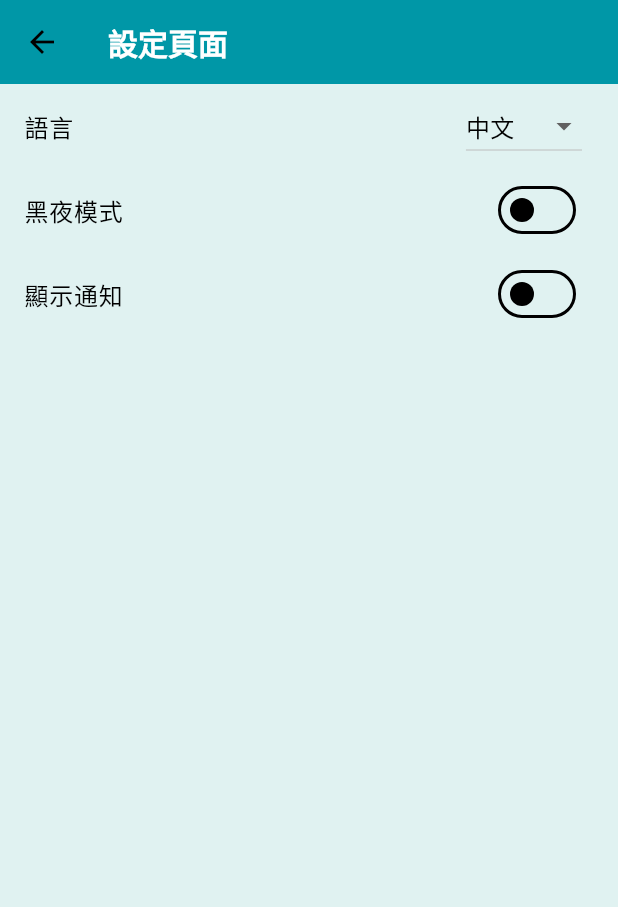
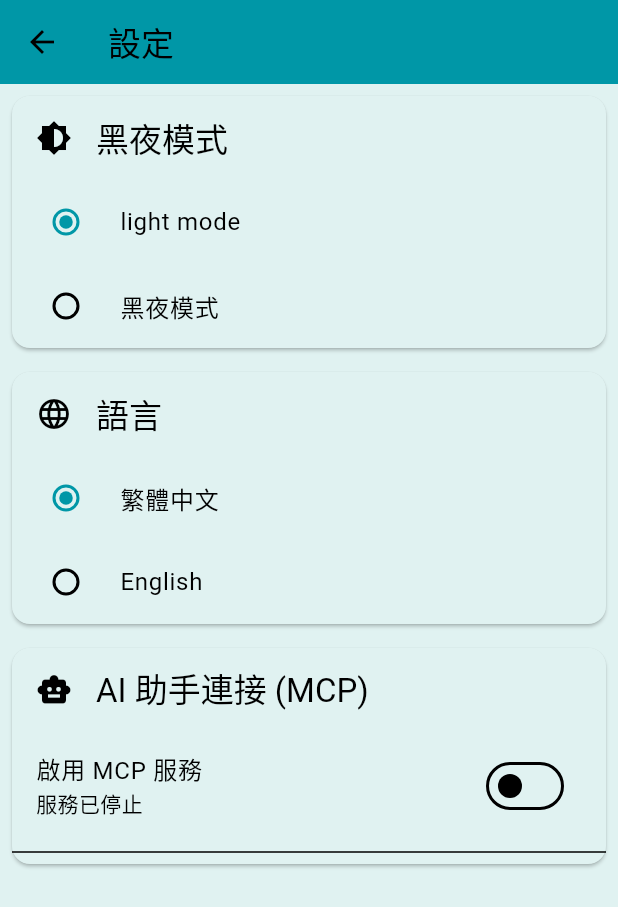
Before and after one commit to xeriom23823/Food-Savior, a Flutter app: the SettingsPage screen opened directly, on a phone screen of 412 x 824 dp. Shown: the top 907 px of the screen. Run offline on Flutter 3.47's test engine with Material 3 defaults, Android fonts, the phone set to English and light mode, and no system bars; our stand-ins replace cloud_firestore, curved_labeled_navigation_bar, equatable, firebase_auth, firebase_core, fl_chart and 10 more; missing offline and left inert: clipboard, flow_builder, shelf_router; accounts and stored records are empty; project files that could hold a hidden picture were left out.

Commit message:
feat: 新增 MCP 服務及相關模型，並在設定頁面中整合服務啟動與狀態檢查功能

```diff
--- a/lib/pages/settings_page.dart
+++ b/lib/pages/settings_page.dart
@@ -1,66 +1,247 @@
+import 'dart:io';
+
 import 'package:flutter/material.dart';
+import 'package:food_savior/generated/l10n.dart';
+import 'package:food_savior/main.dart';
 import 'package:flutter_bloc/flutter_bloc.dart';
+import 'package:food_savior/cubits/theme_cubit.dart';
 import 'package:food_savior/cubits/locale_cubit.dart';
-import 'package:food_savior/cubits/theme_cubit.dart';
-import 'package:food_savior/generated/l10n.dart';
+import 'package:clipboard/clipboard.dart';
 
-class SettingsPage extends StatelessWidget {
+class SettingsPage extends StatefulWidget {
   const SettingsPage({super.key});
+
+  @override
+  State<SettingsPage> createState() => _SettingsPageState();
+}
+
+class _SettingsPageState extends State<SettingsPage> {
+  bool _isMcpServiceRunning = false;
+  String _ipAddress = '';
+
+  @override
+  void initState() {
+    super.initState();
+    _checkMcpServiceStatus();
+    _getDeviceIp();
+  }
+
+  Future<void> _checkMcpServiceStatus() async {
+    setState(() {
+      _isMcpServiceRunning = mcpService.isRunning;
+    });
+  }
+
+  Future<void> _getDeviceIp() async {
+    try {
+      final List<NetworkInterface> interfaces = await NetworkInterface.list();
+      for (var interface in interfaces) {
+        for (var addr in interface.addresses) {
+          if (addr.type == InternetAddressType.IPv4 && !addr.isLoopback) {
+            setState(() {
+              _ipAddress = addr.address;
+            });
+            return;
+          }
+        }
+      }
+    } catch (e) {
+      setState(() {
+        _ipAddress = '獲取IP地址失敗';
+      });
+    }
+  }
+
+  Future<void> _toggleMcpService() async {
+    if (_isMcpServiceRunning) {
+      await mcpService.stop();
+    } else {
+      try {
+        await mcpService.start(port: 8080);
+      } catch (e) {
+        // 處理啟動失敗
+        ScaffoldMessenger.of(context).showSnackBar(
+          SnackBar(
+            content: Text('啟動 MCP 服務失敗: $e'),
+            backgroundColor: Colors.red,
+          ),
+        );
+      }
+    }
+
+    await _checkMcpServiceStatus();
+  }
 
   @override
   Widget build(BuildContext context) {
     return Scaffold(
       appBar: AppBar(
-        title: Text(
-          S.of(context).settingsPageTitle,
-          style: TextStyle(
-            color: Theme.of(context).colorScheme.onPrimary,
-            fontSize: 20,
-            fontWeight: FontWeight.bold,
-          ),
-        ),
+        title: Text(S.of(context).settingsNavigationBarTitle),
       ),
       body: ListView(
         children: [
+          _buildThemeSettings(),
+          _buildLanguageSettings(),
+          _buildMcpSettings(),
+        ],
+      ),
+    );
+  }
+
+  Widget _buildThemeSettings() {
+    return BlocBuilder<ThemeCubit, ThemeData>(
+      builder: (context, state) {
+        final isDark = state.brightness == Brightness.dark;
+        final themeMode = isDark ? ThemeMode.dark : ThemeMode.light;
+
+        return Card(
+          margin: const EdgeInsets.all(8.0),
+          child: Column(
+            children: [
+              ListTile(
+                title: Text(
+                  S.of(context).darkMode,
+                  style: Theme.of(context).textTheme.titleLarge,
+                ),
+                leading: const Icon(Icons.brightness_6),
+              ),
+              RadioListTile<bool>(
+                title: Text('light mode'),
+                value: false,
+                groupValue: isDark,
+                onChanged: (bool? value) {
+                  if (value != null && value == false) {
+                    context.read<ThemeCubit>().switchTheme();
+                  }
+                },
+              ),
+              RadioListTile<bool>(
+                title: Text(S.of(context).darkMode),
+                value: true,
+                groupValue: isDark,
+                onChanged: (bool? value) {
+                  if (value != null && value == true) {
+                    context.read<ThemeCubit>().switchTheme();
+                  }
+                },
+              ),
+            ],
+          ),
+        );
+      },
+    );
+  }
+
+  Widget _buildLanguageSettings() {
+    return BlocBuilder<LocaleCubit, Locale>(
+      builder: (context, state) {
+        return Card(
+          margin: const EdgeInsets.all(8.0),
+          child: Column(
+            children: [
+              ListTile(
+                title: Text(
+                  S.of(context).language,
+                  style: Theme.of(context).textTheme.titleLarge,
+                ),
+                leading: const Icon(Icons.language),
+              ),
+              RadioListTile<Locale>(
+                title: const Text('繁體中文'),
+                value: const Locale('zh', 'TW'),
+                groupValue: state,
+                onChanged: (Locale? value) {
+                  if (value != null) {
+                    context.read<LocaleCubit>().setLocale(value);
+                  }
+                },
+              ),
+              RadioListTile<Locale>(
+                title: const Text('English'),
+                value: const Locale('en', 'US'),
+                groupValue: state,
+                onChanged: (Locale? value) {
+                  if (value != null) {
+                    context.read<LocaleCubit>().setLocale(value);
+                  }
+                },
+              ),
+            ],
+          ),
+        );
+      },
+    );
+  }
+
+  Widget _buildMcpSettings() {
+    return Card(
+      margin: const EdgeInsets.all(8.0),
+      child: Column(
+        children: [
           ListTile(
-            title: Text(S.of(context).language),
-            trailing: DropdownButton<Locale>(
-              value: context.watch<LocaleCubit>().state,
-              items: const [
-                DropdownMenuItem(
-                  value: Locale('en', 'US'),
-                  child: Text('English'),
-                ),
-                DropdownMenuItem(
-                  value: Locale('zh', 'TW'),
-                  child: Text('中文'),
-                ),
-              ],
-              onChanged: (locale) {
-                context.read<LocaleCubit>().setLocale(locale!);
-              },
+            title: Text(
+              'AI 助手連接 (MCP)',
+              style: Theme.of(context).textTheme.titleLarge,
             ),
+            leading: const Icon(Icons.smart_toy),
           ),
-          BlocBuilder<ThemeCubit, ThemeData>(
-            builder: (context, state) {
-              return ListTile(
-                title: Text(S.of(context).darkMode),
-                trailing: Switch(
-                  value: state.brightness == Brightness.dark,
-                  onChanged: (bool value) {
-                    context.read<ThemeCubit>().switchTheme();
-                  },
-                ),
-              );
+          SwitchListTile(
+            title: const Text('啟用 MCP 服務'),
+            subtitle: Text(_isMcpServiceRunning ? '服務已啟動' : '服務已停止'),
+            value: _isMcpServiceRunning,
+            onChanged: (bool value) async {
+              await _toggleMcpService();
             },
           ),
-          ListTile(
-            title: Text(S.of(context).showNotification),
-            trailing: Switch(
-              value: false,
-              onChanged: (bool value) {},
+          const Divider(),
+          if (_isMcpServiceRunning) ...[
+            ListTile(
+              title: const Text('連接資訊'),
+              subtitle: Column(
+                crossAxisAlignment: CrossAxisAlignment.start,
+                children: [
+                  const SizedBox(height: 8),
+                  Text('裝置 IP: $_ipAddress'),
+                  const Text('連接埠: 8080'),
+                  Text('API 端點: http://$_ipAddress:8080/mcp'),
+                  const SizedBox(height: 8),
+                ],
+              ),
             ),
-          ),
+            Padding(
+              padding: const EdgeInsets.symmetric(horizontal: 16, vertical: 8),
+              child: OutlinedButton.icon(
+                icon: const Icon(Icons.copy),
+                label: const Text('複製連接資訊'),
+                onPressed: () {
+                  final connectionInfo = '''
+MCP 連接資訊：
+裝置 IP: $_ipAddress
+連接埠: 8080
+API 端點: http://$_ipAddress:8080/mcp
+''';
+                  // 使用剪貼簿功能複製資訊
+                  FlutterClipboard.copy(connectionInfo).then((_) {
+                    ScaffoldMessenger.of(context).showSnackBar(
+                      const SnackBar(
+                        content: Text('連接資訊已複製到剪貼簿'),
+                      ),
+                    );
+                  });
+                },
+              ),
+            ),
+            const Padding(
+              padding: EdgeInsets.all(16.0),
+              child: Text(
+                '提示：啟用此功能後，ChatGPT 等 AI 助手可以連接到您的 Food-Savior 應用，協助您管理食物庫存，並提供食譜建議。',
+                style: TextStyle(
+                  fontStyle: FontStyle.italic,
+                  color: Colors.grey,
+                ),
+              ),
+            ),
+          ],
         ],
       ),
     );
```
Also changed, not shown: lib/main.dart (+26 -5 lines), lib/mcp/models/mcp_models.dart (added, +71 -0 lines), lib/mcp/services/mcp_service.dart (added, +254 -0 lines), pubspec.yaml (+7 -0 lines).
